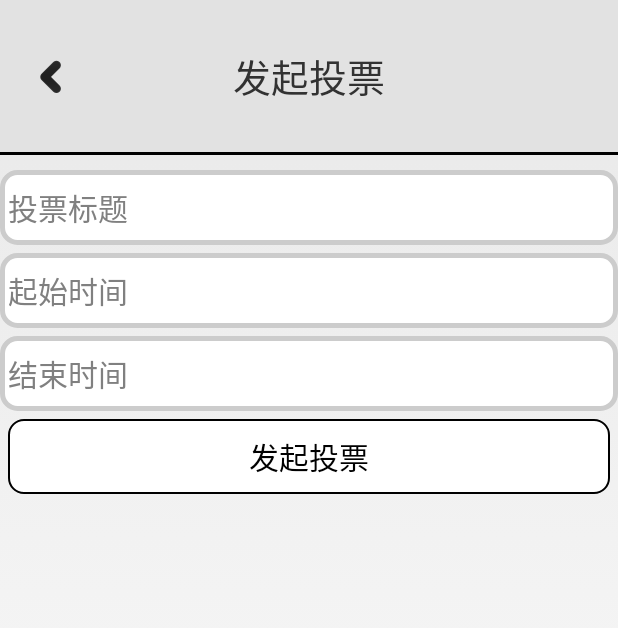
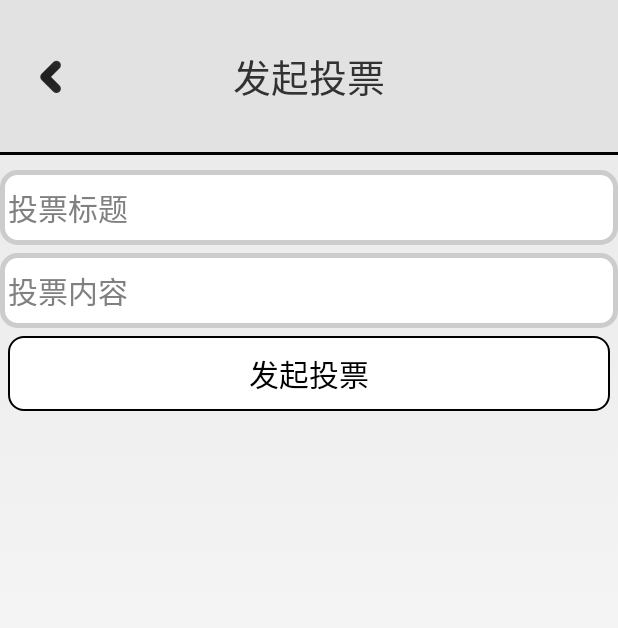
Before and after one commit to sjtudclab/smartcity-android, an Android app: the NewVoteAty screen opened directly, with no data from a screen before it, on a phone screen of 412 x 824 dp. Shown: the top 628 px of the screen. Run offline under Robolectric (Android 15) with nearby library versions, the phone set to English and light mode, and no system bars; network calls fail.

Commit message:
new vote

```diff
--- a/app/src/main/res/layout/vote_start.xml
+++ b/app/src/main/res/layout/vote_start.xml
@@ -45,7 +45,7 @@
             android:paddingLeft="5dp"
             android:textSize="20sp"
             android:hint="@string/vote_title"
-            android:id="@+id/editText2"
+            android:id="@+id/et_new_vote_title"
             android:layout_marginTop="10dp" />
 
         <EditText
@@ -55,21 +55,9 @@
             android:paddingTop="10dp"
             android:paddingBottom="10dp"
             android:paddingLeft="5dp"
-            android:hint="@string/vote_start_time"
+            android:hint="@string/vote_content"
             android:textSize="20sp"
-            android:id="@+id/editText3"
-            android:layout_marginTop="5dp" />
-
-        <EditText
-            android:layout_width="fill_parent"
-            android:layout_height="wrap_content"
-            android:background="@drawable/corner_send_msg"
-            android:paddingTop="10dp"
-            android:paddingBottom="10dp"
-            android:paddingLeft="5dp"
-            android:hint="@string/vote_end_time"
-            android:textSize="20sp"
-            android:id="@+id/editText4"
+            android:id="@+id/et_new_vote_content"
             android:layout_marginTop="5dp" />
 
         <Button
@@ -82,7 +70,8 @@
             android:paddingBottom="10dp"
             android:textSize="20sp"
             android:layout_margin="5dp"
-            android:background="@drawable/corner_pub_ann" />
+            android:background="@drawable/corner_pub_ann"
+            android:id="@+id/btn_new_vote"/>
 
     </LinearLayout>
 
--- a/app/src/main/res/values/strings.xml
+++ b/app/src/main/res/values/strings.xml
@@ -213,6 +213,7 @@
     <string name="vote_yes">赞成</string>
     <string name="vote_no">反对</string>
     <string name="vote_title">投票标题</string>
+    <string name="vote_content">投票内容</string>
     <string name="vote_starter">发起人：</string>
     <string name="vote_start_time">起始时间</string>
     <string name="vote_end_time">结束时间</string>
```
Also changed, not shown: app/src/main/java/sjtu/dclab/smartcity/ui/vote/NewVoteAty.java (+57 -1 lines).
